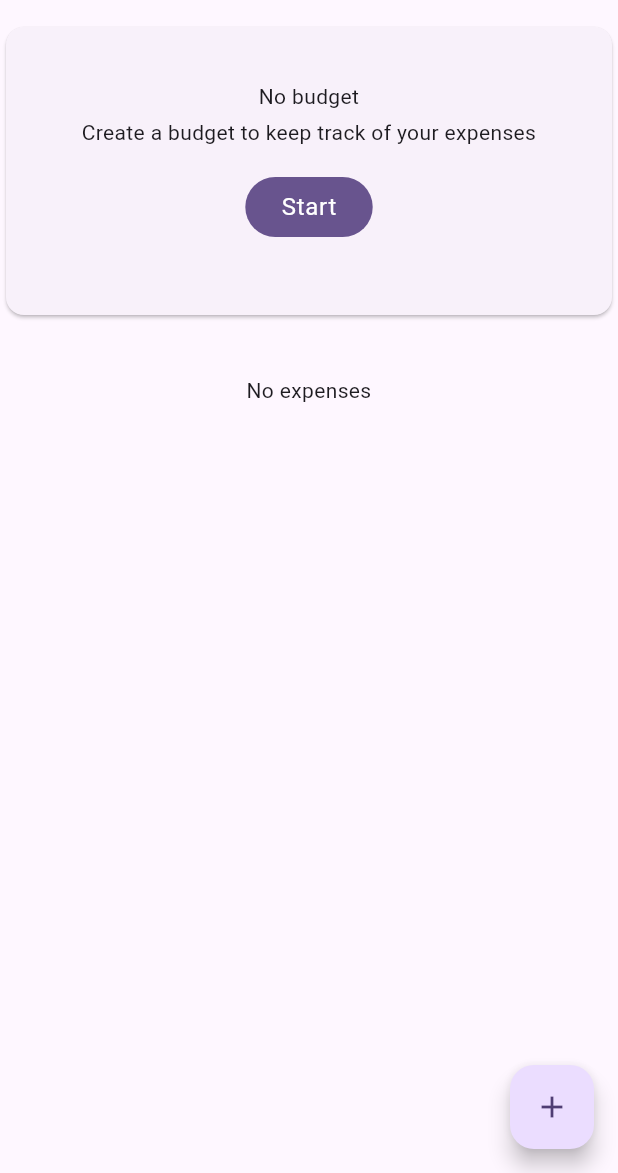
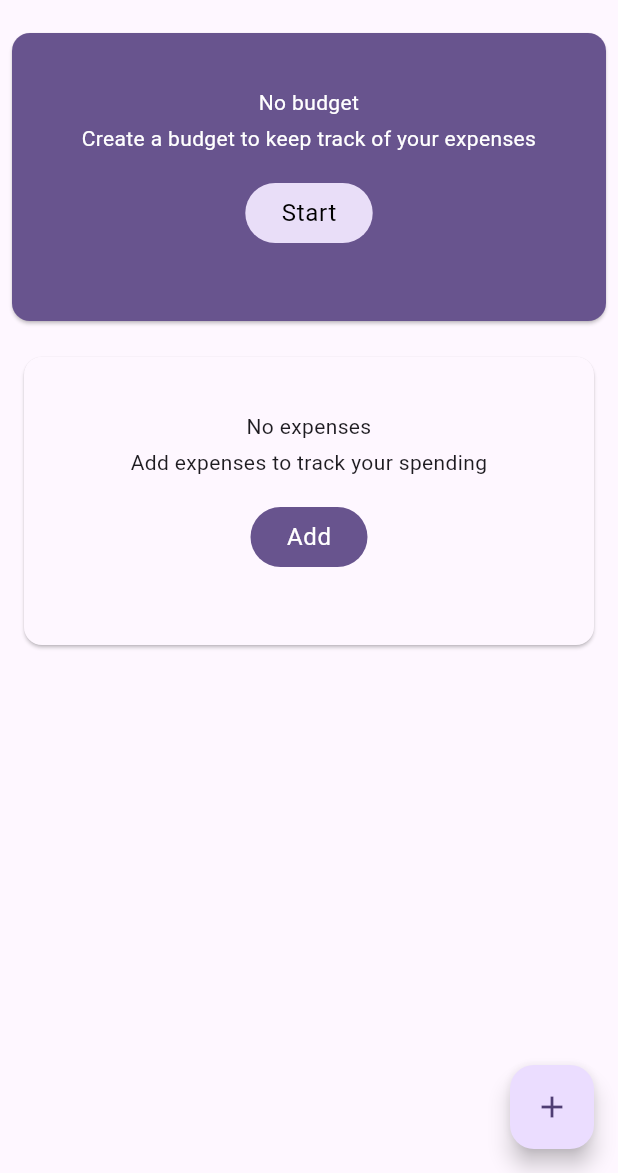
Before and after one commit to yujune/money_expenses_tracker, a Flutter app: the screen it shows after launch, on a phone screen of 412 x 824 dp, the part 63-1236 px from its top. Run offline on Flutter 3.47's test engine with Material 3 defaults, Android fonts, the phone set to English and light mode, and no system bars; our stand-ins replace dio, flutter_form_builder, flutter_hooks, flutter_riverpod, form_builder_validators, freezed_annotation and 5 more; accounts and stored records are empty; generated files the repository leaves out were written again.

Commit message:
chore: update empty budget display.

```diff
--- a/lib/common/widgets/data_state_builder.dart
+++ b/lib/common/widgets/data_state_builder.dart
@@ -10,6 +10,8 @@ class DataStateBuilder extends StatelessWidget {
     this.description,
     this.titleColor,
     this.textColor,
+    this.buttonColor,
+    this.buttonTextColor,
     this.margin,
     this.buttonTitle,
     this.onButtonTap,
@@ -22,6 +24,8 @@ class DataStateBuilder extends StatelessWidget {
     this.description,
     this.titleColor,
     this.textColor,
+    this.buttonColor,
+    this.buttonTextColor,
     this.margin,
     this.buttonTitle,
     this.onButtonTap,
@@ -34,6 +38,8 @@ class DataStateBuilder extends StatelessWidget {
     this.description,
     this.titleColor,
     this.textColor,
+    this.buttonColor,
+    this.buttonTextColor,
     this.margin,
     this.buttonTitle,
     this.onButtonTap,
@@ -46,6 +52,8 @@ class DataStateBuilder extends StatelessWidget {
     this.description,
     this.titleColor,
     this.textColor,
+    this.buttonColor,
+    this.buttonTextColor,
     this.margin,
     this.buttonTitle,
     this.onButtonTap,
@@ -56,6 +64,8 @@ class DataStateBuilder extends StatelessWidget {
   final String? description;
   final Color? titleColor;
   final Color? textColor;
+  final Color? buttonColor;
+  final Color? buttonTextColor;
   final EdgeInsets? margin;
   final String? buttonTitle;
   final VoidCallback? onButtonTap;
@@ -89,12 +99,14 @@ class DataStateBuilder extends StatelessWidget {
               Padding(
                 padding: const EdgeInsets.symmetric(vertical: 16),
                 child: FilledButton(
-                  style: context.smallFilledButtonStyle,
+                  style: FilledButton.styleFrom(
+                    backgroundColor: buttonColor,
+                  ),
                   onPressed: onButtonTap,
                   child: Text(
                     buttonTitle ?? 'Try again',
                     style: context.textTheme.bodyLarge?.copyWith(
-                      color: Colors.white,
+                      color: buttonTextColor ?? Colors.white,
                     ),
                   ),
                 ),
--- a/lib/features/buget/providers/buget_provider.dart
+++ b/lib/features/buget/providers/buget_provider.dart
@@ -26,4 +26,10 @@ class Budget extends _$Budget {
     await budgetRepository.updateBudget(budget);
     ref.invalidateSelf();
   }
+
+  Future<void> deleteBudget(int id) async {
+    final budgetRepository = ref.read(budgetRepositoryProvider);
+    await budgetRepository.deleteBudget(id);
+    ref.invalidateSelf();
+  }
 }
--- a/lib/features/buget/widgets/budget_dashboard.dart
+++ b/lib/features/buget/widgets/budget_dashboard.dart
@@ -70,7 +70,13 @@ class BudgetDashboard extends StatelessWidget {
   Widget build(BuildContext context) {
     if (budget == null) {
       return Card(
+        margin: const EdgeInsets.all(8),
+        color: context.theme.colorScheme.primary,
         child: DataStateBuilder.empty(
+          titleColor: Colors.white,
+          textColor: Colors.white,
+          buttonColor: context.theme.colorScheme.secondaryContainer,
+          buttonTextColor: Colors.black,
           title: 'No budget',
           description: 'Create a budget to keep track of your expenses',
           buttonTitle: 'Start',
--- a/lib/features/home/widgets/home_expenses_list.dart
+++ b/lib/features/home/widgets/home_expenses_list.dart
@@ -3,6 +3,7 @@ import 'package:flutter_riverpod/flutter_riverpod.dart';
 import 'package:money_expenses_tracker/common/extensions/context.dart';
 import 'package:money_expenses_tracker/common/widgets/data_state_builder.dart';
 import 'package:money_expenses_tracker/data/models/expense/expense.dart';
+import 'package:money_expenses_tracker/features/expense/pages/create_expense_page.dart';
 import 'package:money_expenses_tracker/features/expense/providers/recent_expenses_provider.dart';
 import 'package:money_expenses_tracker/features/expense/widgets/expense_list_item.dart';
 import 'package:skeletonizer/skeletonizer.dart';
@@ -49,15 +50,27 @@ class HomeExpensesList extends StatelessWidget {
 
   final List<ExpenseModel> expenses;
 
-  @override
-  Widget build(BuildContext context) {
-    if (expenses.isEmpty) {
-      return const DataStateBuilder.empty(
-        title: 'No expenses',
+  void _onAddExpense(BuildContext context) {
+    Navigator.of(context).push(
+      MaterialPageRoute(
+        builder: (context) => const CreateExpensePage(),
+      ),
     );
   }
 
+  @override
+  Widget build(BuildContext context) {
     return Card(
+      color: context.theme.cardColor,
+      margin: const EdgeInsets.all(16),
+      child: expenses.isEmpty
+          ? DataStateBuilder.empty(
+              title: 'No expenses',
+              description: 'Add expenses to track your spending',
+              buttonTitle: 'Add',
+              onButtonTap: () => _onAddExpense(context),
+            )
+          : Card(
               color: context.theme.cardColor,
               margin: const EdgeInsets.all(16),
               child: Column(
@@ -87,6 +100,7 @@ class HomeExpensesList extends StatelessWidget {
                   ),
                 ],
               ),
+            ),
     );
   }
 }
```
Also changed, not shown: lib/features/buget/pages/create_budget_page.dart (+24 -0 lines). Lines whose indentation alone changed are shown as unchanged.
